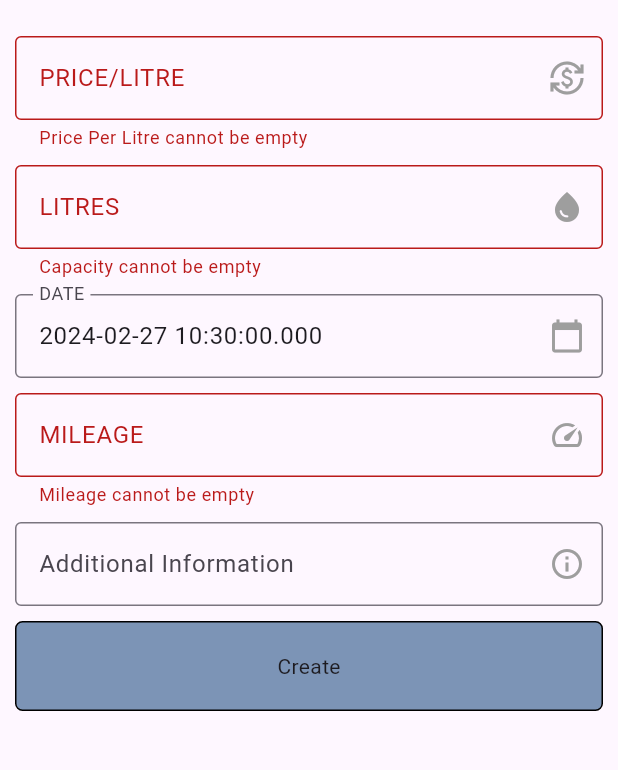
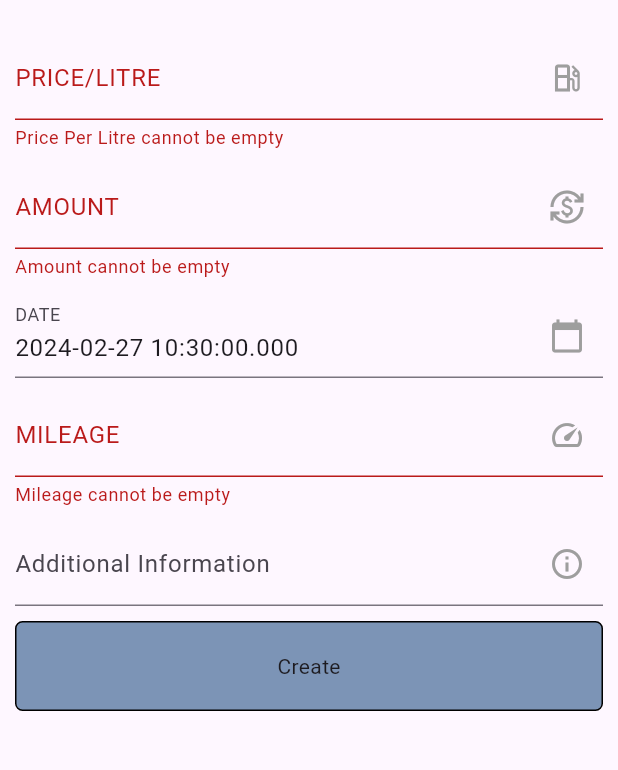
Before and after one commit to joshcrypt/pira, a Flutter app: the CreatePage screen opened by its route, after a tap on "Create", on a phone screen of 412 x 824 dp, the part 63-833 px from its top. Run offline on Flutter 3.47's test engine with Material 3 defaults, Android fonts, the light colour scheme and no system bars; our stand-ins replace cloud_firestore, firebase_auth, firebase_core, flutter_slidable; accounts and stored records are empty.

Commit message:
Changed the entry to have the Amount field

```diff
--- a/lib/analytics/sum/total_fuel_spent.dart
+++ b/lib/analytics/sum/total_fuel_spent.dart
@@ -40,7 +40,7 @@ class TotalFuelSpent extends StatelessWidget {
               ),
               Flexible(
                 child: Text(
-                  formatCurrency(totalAmountSpent),
+                  formatCurrency(totalAmountSpent) ?? "",
                   style: const TextStyle(color: Colors.deepPurple),
                 ),
               ),
--- a/lib/pages/dashboard/dashboard.dart
+++ b/lib/pages/dashboard/dashboard.dart
@@ -51,7 +51,9 @@ class _DashboardPageState extends State<DashboardPage> {
             children: [
               Row(
                 children: [
-                  FloatingActionButton(
+                  Padding(
+                    padding: const EdgeInsets.all(12.0),
+                    child: FloatingActionButton(
                       child: const Icon(Icons.add),
                       onPressed: () {
                         showDialog(
@@ -71,6 +73,7 @@ class _DashboardPageState extends State<DashboardPage> {
                         );
                       },
                     ),
+                  ),
                 ],
               ),
             ],
--- a/lib/utilities/common_form.dart
+++ b/lib/utilities/common_form.dart
@@ -28,6 +28,7 @@ class _CommonFormState extends State<CommonForm> {
   final _dateController = TextEditingController();
   final _mileageController = TextEditingController();
   final _additionalInformationController = TextEditingController();
+  final _amountController = TextEditingController();
 
   // Firestore instance
   final PiraService _piraService = PiraService();
@@ -39,9 +40,9 @@ class _CommonFormState extends State<CommonForm> {
         widget.expenseItem?.createdAt.toString() ?? DateTime.now().toString();
     _mileageController.text = widget.expenseItem?.mileage.toString() ?? '';
     _pplController.text = widget.expenseItem?.pricePerLitre.toString() ?? '';
-    _capacityController.text = widget.expenseItem?.capacity.toString() ?? '';
     _additionalInformationController.text =
         widget.expenseItem?.additionalInfo.toString() ?? '';
+    _amountController.text = widget.expenseItem?.amount.toString() ?? "";
   }
 
   @override
@@ -59,22 +60,33 @@ class _CommonFormState extends State<CommonForm> {
               }
               return null;
             },
-            decoration:
-                _decorationFormTheme("PRICE/LITRE", Icons.currency_exchange),
+            decoration: _decorationFormTheme(
+                "PRICE/LITRE", Icons.local_gas_station_outlined),
           ),
           const SizedBox(
             height: 10,
           ),
           //   Capacity Field
+          // TextFormField(
+          //   controller: _capacityController,
+          //   validator: (value) {
+          //     if (value == null || value.isEmpty) {
+          //       return "Capacity cannot be empty";
+          //     }
+          //     return null;
+          //   },
+          //   decoration: _decorationFormTheme("LITRES", Icons.water_drop),
+          // ),
           TextFormField(
-            controller: _capacityController,
+            controller: _amountController,
             validator: (value) {
               if (value == null || value.isEmpty) {
-                return "Capacity cannot be empty";
+                return "Amount cannot be empty";
               }
               return null;
             },
-            decoration: _decorationFormTheme("LITRES", Icons.water_drop),
+            decoration: _decorationFormTheme(
+                "AMOUNT", Icons.currency_exchange_outlined),
           ),
           const SizedBox(
             height: 10,
@@ -129,9 +141,12 @@ class _CommonFormState extends State<CommonForm> {
                 final petrolExpenseItem = PetrolExpenseItem(
                   id: widget.expenseItem?.id,
                   pricePerLitre: double.parse(_pplController.text),
-                  capacity: double.parse(_capacityController.text),
-                  amount: (double.parse(_pplController.text) *
-                      double.parse(_capacityController.text)),
+                  capacity: double.parse((double.parse(_amountController.text) /
+                          double.parse(_pplController.text))
+                      .toStringAsFixed(2)),
+                  // amount: (double.parse(_pplController.text) *
+                  //     double.parse(_capacityController.text)),
+                  amount: double.parse(_amountController.text),
                   createdAt: DateTime.parse(_dateController.text),
                   mileage: int.parse(_mileageController.text),
                   additionalInfo: _additionalInformationController.text,
@@ -210,7 +225,7 @@ class _CommonFormState extends State<CommonForm> {
     return InputDecoration(
       // filled: true,
       // enabledBorder: const OutlineInputBorder(borderSide: BorderSide.none),
-      border: const OutlineInputBorder(),
+      // border: const OutlineInputBorder(),
       focusedBorder:
           const OutlineInputBorder(borderSide: BorderSide(color: Colors.blue)),
       labelText: label,
```
Also changed, not shown: lib/analytics/previous_values/last_fuelled_date.dart (+7 -2 lines), lib/utilities/add_monthly_fuel_price.dart (+14 -6 lines), 1 other file. Lines whose indentation alone changed are shown as unchanged.
